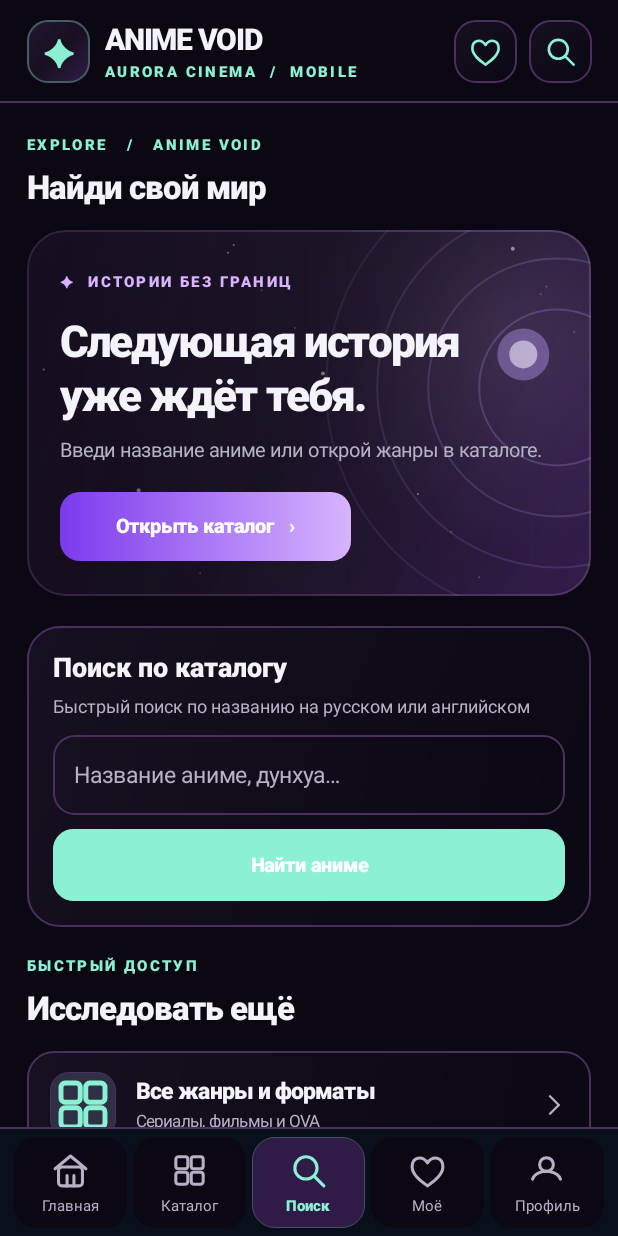
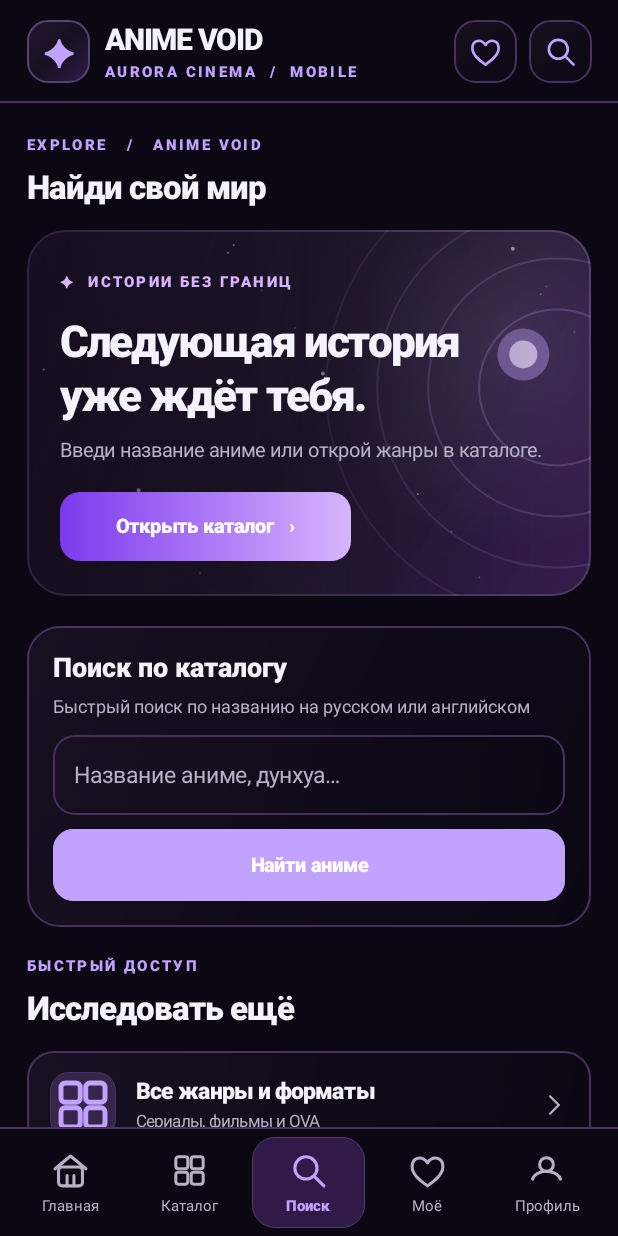
Before and after one commit to anime-void-app/AV, an Android app: the screen it shows after launch (MainActivity), after a tap on "Поиск", on a phone screen of 412 x 824 dp. Run offline under Robolectric (Android 15) with nearby library versions, the phone set to English and light mode, and no system bars; network calls fail; 1 other tap on this screen came first.

Commit message:
V94 remove green Android defaults and use exact website background, accent and nav colors

```diff
--- a/android-app/app/src/main/java/ru/animevoid/app/MainActivity.java
+++ b/android-app/app/src/main/java/ru/animevoid/app/MainActivity.java
@@ -57,7 +57,7 @@ public final class MainActivity extends Activity {
     private static final int NOTIFICATIONS=422;
     private static final int BACKGROUND=AuroraTheme.BG;
     private static final int PANEL=AuroraTheme.PANEL;
-    private int ACCENT=Color.rgb(140,241,212);
+    private int ACCENT=AuroraTheme.ACCENT;
     private static final int MUTED=AuroraTheme.MUTED;
     private LinearLayout root, nav;
     private ProgressBar pageLoad;
@@ -82,7 +82,7 @@ public final class MainActivity extends Activity {
         super.onCreate(savedInstanceState);
         getWindow().setStatusBarColor(AuroraTheme.BG);
         getWindow().setNavigationBarColor(AuroraTheme.BG);
-        ACCENT=accentFor(getSharedPreferences(PREF,MODE_PRIVATE).getString("accent","jade"));
+        ACCENT=AuroraTheme.ACCENT;
         nativeCatalog=new NativeCatalog(this,this::openTrusted);
         libraryBackup=new LibraryBackup(this,()->showTab("library"));
         renderShell();
@@ -167,7 +167,7 @@ public final class MainActivity extends Activity {
         View footerLine=new View(this);footerLine.setBackgroundColor(AuroraTheme.LINE);
         root.addView(footerLine,new LinearLayout.LayoutParams(-1,dp(1)));
         nav=new LinearLayout(this);nav.setOrientation(LinearLayout.HORIZONTAL);
-        nav.setPadding(dp(7),dp(5),dp(7),dp(5));nav.setBackgroundColor(Color.rgb(9,16,27));
+        nav.setPadding(dp(7),dp(5),dp(7),dp(5));nav.setBackgroundColor(AuroraTheme.BG);
         root.addView(nav,new LinearLayout.LayoutParams(-1,dp(71)));
     }
 
@@ -273,7 +273,7 @@ public final class MainActivity extends Activity {
             "Общение и публикации",AuroraTheme.LILAC,
             ()->openTrusted("https://animevoid.ru/community.html"));
         AuroraDesign.addTile(this,host,"share","Личные сообщения",
-            "Твои диалоги на ANIME VOID",AuroraTheme.GOLD,
+            "Твои диалоги на ANIME VOID",AuroraTheme.PURPLE,
             ()->openTrusted("https://animevoid.ru/messages.html"));
         AuroraDesign.addTile(this,host,"sparkle","Anime Match",
             "Открой подбор историй по настроению",ACCENT,
@@ -314,7 +314,7 @@ public final class MainActivity extends Activity {
         AuroraDesign.addTile(this,host,"heart","Мои сохранённые",
             "Продолжи свою коллекцию",AuroraTheme.LILAC,()->showTab("favorites"));
         AuroraDesign.addTile(this,host,"sparkle","Рекомендации сайта",
-            "Редакторские подборки ANIME VOID",AuroraTheme.GOLD,
+            "Редакторские подборки ANIME VOID",AuroraTheme.PURPLE,
             ()->openTrusted(HOME+"#recommendedSection"));
         AuroraDesign.addTile(this,host,"bookmark","Манга и истории",
             "Раздел чтения ANIME VOID",ACCENT,
@@ -343,7 +343,7 @@ public final class MainActivity extends Activity {
             "Настоящая история в твоём аккаунте на сайте",AuroraTheme.LILAC,
             ()->openTrusted("https://animevoid.ru/history.html"));
         AuroraDesign.addTile(this,host,"bookmark","Мои коллекции на сайте",
-            "Списки и подборки, связанные с аккаунтом",AuroraTheme.GOLD,
+            "Списки и подборки, связанные с аккаунтом",AuroraTheme.PURPLE,
             ()->openTrusted("https://animevoid.ru/collections.html"));
         AuroraDesign.addTile(this,host,"sparkle","Личный дневник",
             stored(DIARY).length()+" заметок · доступны без интернета",ACCENT,
@@ -374,7 +374,7 @@ public final class MainActivity extends Activity {
             "Баннеры, темы и персонализация",ACCENT,
             ()->openTrusted("https://animevoid.ru/profile.html#profileWorkshop"));
         AuroraDesign.addTile(this,host,"bookmark","Достижения и ранги",
-            "Открой реальные достижения своего аккаунта",AuroraTheme.GOLD,
+            "Открой реальные достижения своего аккаунта",AuroraTheme.PURPLE,
             ()->openTrusted("https://animevoid.ru/profile.html"));
         AuroraDesign.addTile(this,host,"share","Мои сообщения",
             "Чаты и переписки на сайте",ACCENT,
@@ -389,7 +389,7 @@ public final class MainActivity extends Activity {
         AuroraDesign.addTile(this,host,"settings","Настройки и оформление",
             "Цветовые акценты и приватность",AuroraTheme.LILAC,()->showTab("settings"));
         AuroraDesign.addTile(this,host,"share","Поделиться ANIME VOID",
-            "Пригласи друзей в свою вселенную",AuroraTheme.GOLD,this::sharePage);
+            "Пригласи друзей в свою вселенную",AuroraTheme.PURPLE,this::sharePage);
         TextView disclaimer=AuroraDesign.text(this,
             "Настоящий уровень, XP, ранги и достижения берутся из аккаунта на сайте. Здесь они не подменяются тестовыми цифрами.",11,MUTED,false);
         disclaimer.setPadding(0,dp(10),0,dp(4));host.addView(disclaimer);
@@ -536,7 +536,7 @@ public final class MainActivity extends Activity {
         webContainer.setBackgroundColor(AuroraTheme.BG);
         LinearLayout toolbar=new LinearLayout(this);toolbar.setGravity(Gravity.CENTER_VERTICAL);
         toolbar.setPadding(dp(10),dp(4),dp(10),dp(4));
-        toolbar.setBackgroundColor(Color.rgb(11,19,31));
+        toolbar.setBackgroundColor(AuroraTheme.BG);
         View back=toolbarAction("back","Назад по истории",()->{
             if(browser!=null&&browser.canGoBack())browser.goBack();
             else showTab("catalog");
@@ -864,7 +864,7 @@ public final class MainActivity extends Activity {
             "Восстановить данные с другого телефона",AuroraTheme.LILAC,
             ()->libraryBackup.importFromFile());
         AuroraDesign.addTile(this,root,"refresh","Очистить кеш обложек",
-            "Освободить память, не удаляя избранное",AuroraTheme.GOLD,this::confirmClearPosters);
+            "Освободить память, не удаляя избранное",AuroraTheme.PURPLE,this::confirmClearPosters);
         View divider=new View(this);root.addView(divider,new LinearLayout.LayoutParams(-1,dp(17)));
         AuroraDesign.section(this,root,"АККАУНТ И ПРИВАТНОСТЬ","Твои данные",ACCENT);
         AuroraDesign.addTile(this,root,"profile","Профиль и аккаунт",
@@ -874,7 +874,7 @@ public final class MainActivity extends Activity {
             "Если Google-вход ограничен в WebView",AuroraTheme.LILAC,
             ()->openExternal("https://animevoid.ru/account.html"));
         AuroraDesign.addTile(this,root,"bookmark","Правила сообщества",
-            "Политика общения и контента",AuroraTheme.GOLD,
+            "Политика общения и контента",AuroraTheme.PURPLE,
             ()->openTrusted("https://animevoid.ru/community-rules.html"));
         LinearLayout details=card(root);
         details.addView(AuroraDesign.kicker(this,"ANIME VOID  /  О ПРИЛОЖЕНИИ",ACCENT));
```
